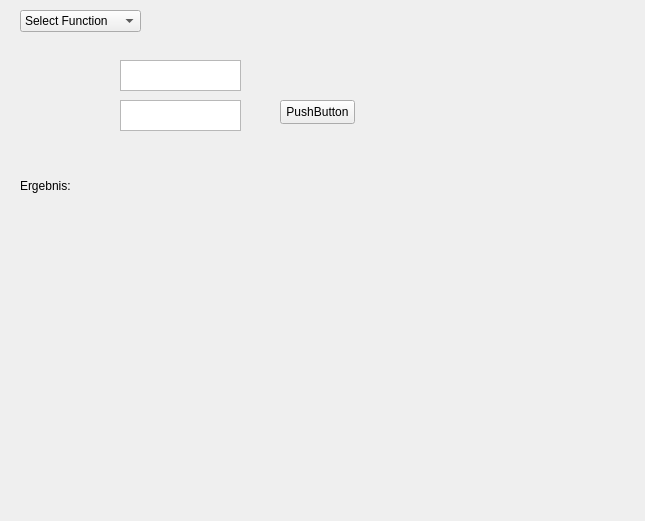
Above: ui/views/percent/percent.ui from dammmueller-calculator/calculator before the change. Below: the same form after it.
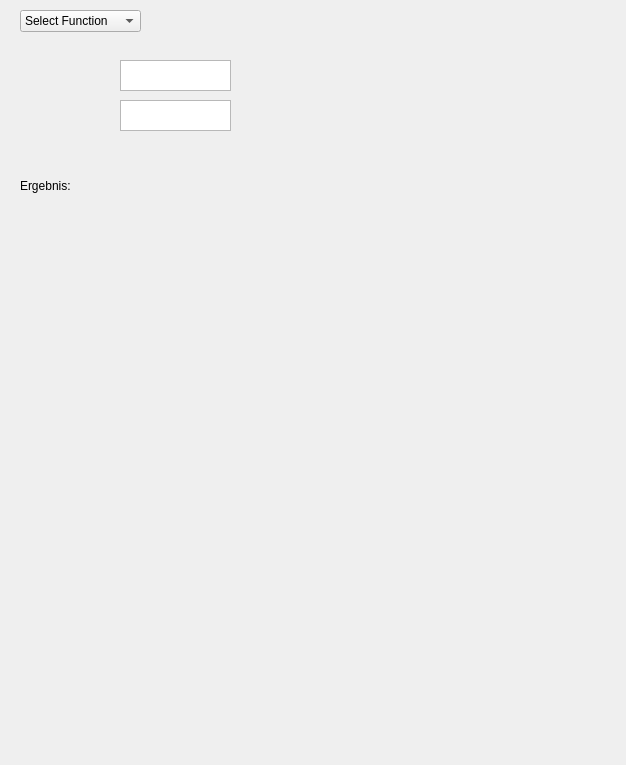
That is the form after the change.

Commit message: percent-module - added screen input

What changed in the file:
```diff
--- a/ui/views/percent/percent.ui
+++ b/ui/views/percent/percent.ui
@@ -6,8 +6,8 @@
    <rect>
     <x>0</x>
     <y>0</y>
-    <width>645</width>
-    <height>521</height>
+    <width>626</width>
+    <height>765</height>
    </rect>
   </property>
   <property name="windowTitle">
@@ -84,32 +84,6 @@
     <string/>
    </property>
   </widget>
-  <widget class="QPlainTextEdit" name="tb_first_input">
-   <property name="geometry">
-    <rect>
-     <x>120</x>
-     <y>60</y>
-     <width>121</width>
-     <height>31</height>
-    </rect>
-   </property>
-   <property name="tabChangesFocus">
-    <bool>true</bool>
-   </property>
-  </widget>
-  <widget class="QPlainTextEdit" name="tb_second_input">
-   <property name="geometry">
-    <rect>
-     <x>120</x>
-     <y>100</y>
-     <width>121</width>
-     <height>31</height>
-    </rect>
-   </property>
-   <property name="tabChangesFocus">
-    <bool>true</bool>
-   </property>
-  </widget>
   <widget class="QLabel" name="la_result">
    <property name="geometry">
     <rect>
@@ -142,22 +116,29 @@
      <x>20</x>
      <y>210</y>
      <width>581</width>
-     <height>281</height>
+     <height>511</height>
     </rect>
    </property>
   </widget>
-  <widget class="QPushButton" name="pushButton">
+  <widget class="QPlainTextEdit" name="tb_first_input">
    <property name="geometry">
     <rect>
-     <x>280</x>
+     <x>120</x>
+     <y>60</y>
+     <width>111</width>
+     <height>31</height>
+    </rect>
+   </property>
+  </widget>
+  <widget class="QPlainTextEdit" name="tb_second_input">
+   <property name="geometry">
+    <rect>
+     <x>120</x>
      <y>100</y>
-     <width>75</width>
-     <height>24</height>
+     <width>111</width>
+     <height>31</height>
     </rect>
    </property>
-   <property name="text">
-    <string>PushButton</string>
-   </property>
   </widget>
  </widget>
  <resources/>
```
Left out of the diff: 35 changed lines with no effect on the pictures. The commit also changes 2 other files.
